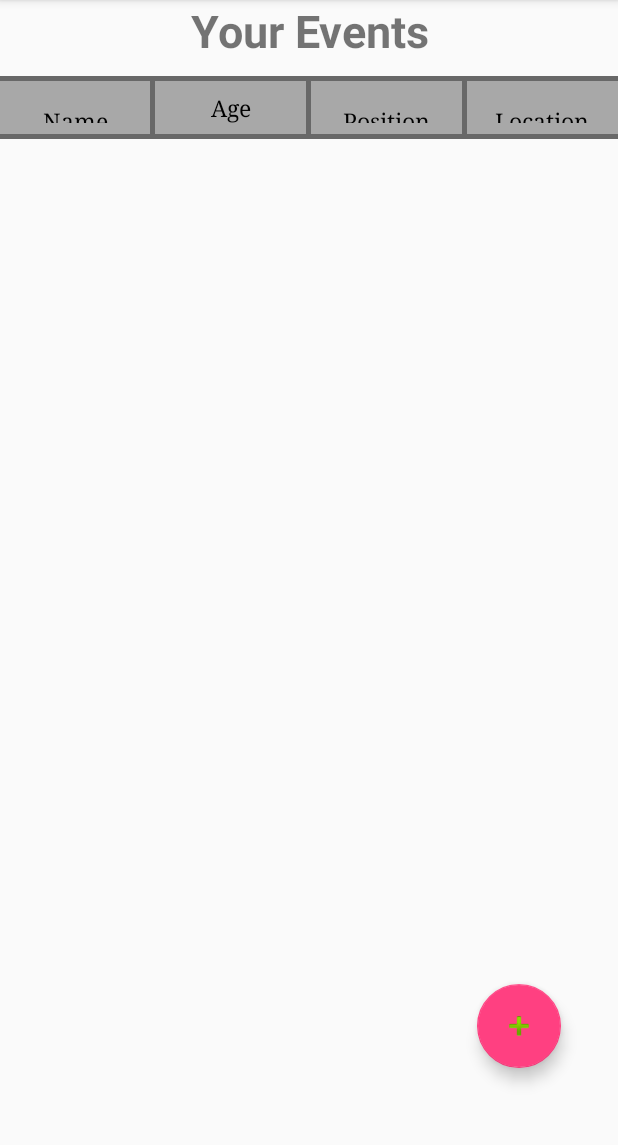
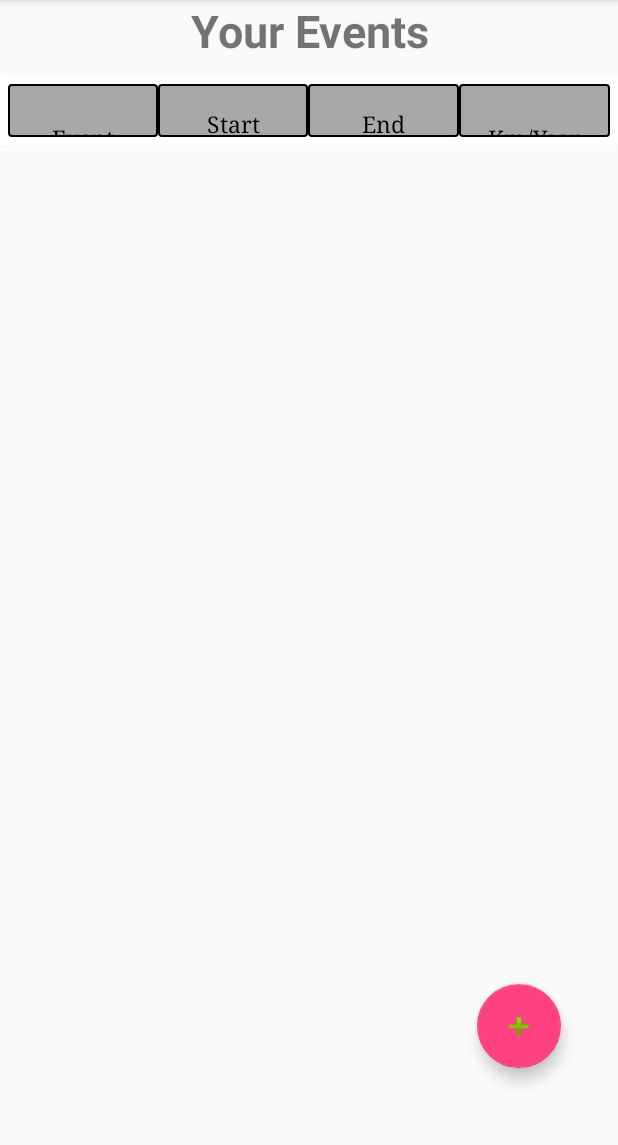
Before and after one commit to LouiZibdawi/KmCounter, an Android app: the screen it shows after launch (MainActivity), on a phone screen of 412 x 824 dp, the part 84-1229 px from its top. Run offline under Robolectric (Android 15) with nearby library versions, the phone set to English and light mode, and no system bars.

Commit message:
Changing the table

```diff
--- a/app/src/main/java/com/example/louizibdawi/kmcounterandroid/MainActivity.java
+++ b/app/src/main/java/com/example/louizibdawi/kmcounterandroid/MainActivity.java
@@ -11,6 +11,7 @@ import android.support.v7.widget.Toolbar;
 import android.text.TextUtils;
 import android.util.TypedValue;
 import android.view.Display;
+import android.view.Gravity;
 import android.view.Menu;
 import android.view.MenuItem;
 import android.view.View;
@@ -114,33 +115,33 @@ public class MainActivity extends AppCompatActivity {
         TextView end = createColumn(event.end, lp);
         TextView kms = createColumn(Integer.toString(event.kpy), lp);
 
-//        //Initializing Horizontal lines
-//        View rowDivider = new View(this);
-//        rowDivider.setLayoutParams(new ViewGroup.LayoutParams(3, ViewGroup.LayoutParams.MATCH_PARENT));
-//        rowDivider.setBackgroundColor(Color.parseColor("#686868"));
-//
-//        //Initializing Verticle lines
-//        View columnDivider = new View(this);
-//        columnDivider.setLayoutParams(new ViewGroup.LayoutParams(35, 3));
-//        columnDivider.setBackgroundColor(Color.parseColor("#686868"));
-//
-//        View columnDivider2 = new View(this);
-//        columnDivider.setLayoutParams(new ViewGroup.LayoutParams(35, 3));
-//        columnDivider.setBackgroundColor(Color.parseColor("#686868"));
-//
-//        View columnDivider3 = new View(this);
-//        columnDivider.setLayoutParams(new ViewGroup.LayoutParams(35, 3));
-//        columnDivider.setBackgroundColor(Color.parseColor("#686868"));
+        //Initializing Horizontal lines
+        View rowDivider = new View(this);
+        rowDivider.setLayoutParams(new ViewGroup.LayoutParams(3, ViewGroup.LayoutParams.MATCH_PARENT));
+        rowDivider.setBackgroundColor(Color.parseColor("#686868"));
+
+        //Initializing Verticle lines
+        View columnDivider = new View(this);
+        columnDivider.setLayoutParams(new ViewGroup.LayoutParams(35, 3));
+        columnDivider.setBackgroundColor(Color.parseColor("#686868"));
+
+        View columnDivider2 = new View(this);
+        columnDivider.setLayoutParams(new ViewGroup.LayoutParams(35, 3));
+        columnDivider.setBackgroundColor(Color.parseColor("#686868"));
+
+        View columnDivider3 = new View(this);
+        columnDivider.setLayoutParams(new ViewGroup.LayoutParams(35, 3));
+        columnDivider.setBackgroundColor(Color.parseColor("#686868"));
 
         //Adding columns to row
         tr.addView(name);
-//        tr.addView(columnDivider);
+        tr.addView(columnDivider);
         tr.addView(start);
-//        tr.addView(columnDivider2);
+        tr.addView(columnDivider2);
         tr.addView(end);
-//        tr.addView(columnDivider3);
+        tr.addView(columnDivider3);
         tr.addView(kms);
-//        tr.addView(rowDivider);
+        tr.addView(rowDivider);
 
         this.tableLayout.addView(tr);
     }
@@ -149,11 +150,10 @@ public class MainActivity extends AppCompatActivity {
 
         TextView tv = new TextView(this);
         tv.setLayoutParams(lp);
-        tv.setBackgroundColor(Color.WHITE);
-        tv.setFontFeatureSettings("serif");
         tv.setText(text);
         tv.setTextSize(15);
         tv.setEms(2);
+        tv.setGravity(Gravity.CENTER );
         tv.setMaxLines(3);
         tv.setEllipsize(TextUtils.TruncateAt.END);
 
--- /dev/null
+++ b/app/src/main/res/color/border_color.xml
@@ -0,0 +1,4 @@
+<?xml version="1.0" encoding="utf-8"?>
+<selector xmlns:android="http://schemas.android.com/apk/res/android">
+
+</selector>
--- /dev/null
+++ b/app/src/main/res/drawable/cell_background.xml
@@ -0,0 +1,21 @@
+<?xml version="1.0" encoding="utf-8"?>
+<shape xmlns:android="http://schemas.android.com/apk/res/android"
+    android:shape="rectangle" >
+
+    <!-- View background color -->
+    <solid
+        android:color="#A8A8A8" >
+    </solid>
+
+    <!-- View border color and width -->
+    <stroke
+        android:width="1dp"
+        android:color="#000000" >
+    </stroke>
+
+    <!-- The radius makes the corners rounded -->
+    <corners
+        android:radius="2dp"   >
+    </corners>
+
+</shape>
--- a/app/src/main/res/drawable/cellbackground.xml
+++ /dev/null
@@ -1,9 +0,0 @@
-<?xml version="1.0" encoding="utf-8"?>
-<shape xmlns:android="http://schemas.android.com/apk/res/android"
-    android:shape="rectangle">
-
-    <stroke
-        android:width="1dp"
-        android:color="#000"
-        />
-</shape>
--- /dev/null
+++ b/app/src/main/res/drawable/row_background.xml
@@ -0,0 +1,21 @@
+<?xml version="1.0" encoding="utf-8"?>
+<shape xmlns:android="http://schemas.android.com/apk/res/android"
+    android:shape="rectangle" >
+
+    <!-- View background color -->
+    <solid
+        android:color="#FFFFFF" >
+    </solid>
+
+    <!-- View border color and width -->
+    <stroke
+        android:width="1dp"
+        android:color="#FFFFFF" >
+    </stroke>
+
+    <!-- The radius makes the corners rounded -->
+    <corners
+        android:radius="2dp"   >
+    </corners>
+
+</shape>
--- a/app/src/main/res/layout/activity_main.xml
+++ b/app/src/main/res/layout/activity_main.xml
@@ -39,84 +39,89 @@
         android:layout_width="match_parent"
         android:layout_height="wrap_content">
 
-        <View
-            android:layout_height="3dip"
-            android:layout_width="match_parent"
-            android:background="#686868"
-            android:id="@+id/rowDivider"/>
+        <!--<View-->
+            <!--android:layout_height="3dip"-->
+            <!--android:layout_width="match_parent"-->
+            <!--android:background="#686868"-->
+            <!--android:id="@+id/rowDivider"/>-->
 
         <TableRow
             android:layout_height="wrap_content"
             android:layout_width="match_parent"
-            android:background="#A8A8A8">
+            android:background="@drawable/row_background"
+            android:padding="5dp">
 
             <TextView
                 android:id="@+id/name"
                 android:fontFamily="serif"
                 android:layout_weight="1"
                 android:textColor="#000"
-                android:text="Name"
+                android:text="Event"
                 android:textSize="15dp"
                 android:ems="2"
                 android:maxLines="3"
                 android:ellipsize="end"
                 android:gravity="center"
-                android:layout_gravity="center_vertical"/>
-            <View
-                android:layout_height="35dp"
-                android:layout_width="3dip"
-                android:background="#686868" />
+                android:padding="7dp"
+                android:background="@drawable/cell_background"/>
+            <!--<View-->
+                <!--android:layout_height="35dp"-->
+                <!--android:layout_width="3dip"-->
+                <!--android:background="#686868" />-->
 
             <TextView
                 android:id="@+id/age"
                 android:textColor="#000"
                 android:fontFamily="serif"
                 android:layout_weight="1"
-                android:text="Age"
+                android:text="Start"
                 android:textSize="15dp"
                 android:ems="2"
                 android:maxLines="3"
                 android:ellipsize="end"
                 android:gravity="center"
-                android:layout_gravity="center_vertical"/>
-            <View
-                android:layout_height="35dp"
-                android:layout_width="3dip"
-                android:background="#686868"/>
+                android:padding="7dp"
+                android:background="@drawable/cell_background"/>
+            <!--<View-->
+                <!--android:layout_height="35dp"-->
+                <!--android:layout_width="3dip"-->
+                <!--android:background="#686868"/>-->
 
             <TextView
                 android:textColor="#000"
                 android:id="@+id/position"
                 android:fontFamily="serif"
                 android:layout_weight="1"
-                android:text="Position"
+                android:text="End"
                 android:textSize="15dp"
                 android:ems="2"
                 android:maxLines="3"
                 android:ellipsize="end"
                 android:gravity="center"
-                android:layout_gravity="center_vertical"/>
-            <View
-                android:layout_height="35dp"
-                android:layout_width="3dp"
-                android:background="#686868"/>
+                android:padding="7dp"
+                android:background="@drawable/cell_background"/>
+            <!--<View-->
+                <!--android:layout_height="35dp"-->
+                <!--android:layout_width="3dp"-->
+                <!--android:background="#686868"/>-->
             <TextView
                 android:textColor="#000"
                 android:id="@+id/address"
                 android:fontFamily="serif"
                 android:layout_weight="1"
-                android:text="Location"
+                android:text="Km/Year"
                 android:textSize="15dp"
                 android:ems="2"
                 android:maxLines="3"
                 android:ellipsize="end"
                 android:gravity="center"
-                android:layout_gravity="center_vertical"/>
+                android:padding="7dp"
+                android:background="@drawable/cell_background"/>
         </TableRow>
-        <View
-            android:layout_height="3dp"
-            android:layout_width="match_parent"
-            android:background="#686868"/>
+        <!--<View-->
+            <!--android:layout_height="3dp"-->
+            <!--android:layout_width="match_parent"-->
+            <!--android:background="#686868"/>-->
 
     </TableLayout>
 
```
